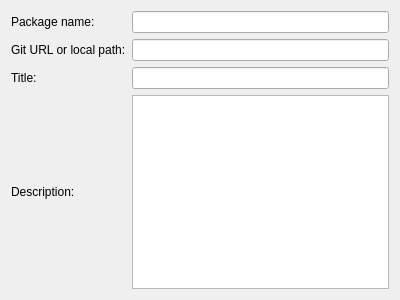
Above: obslight/ObsLightGui/ui/wizard_newPackageFromGit.ui from ronan22/obs-light before the change. Below: the same form after it.
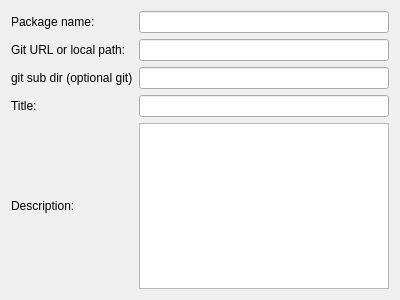
That is the form after the change.

Commit message: - Allow sub directory for git package.

```diff
--- a/obslight/ObsLightGui/ui/wizard_newPackageFromGit.ui
+++ b/obslight/ObsLightGui/ui/wizard_newPackageFromGit.ui
@@ -43,26 +43,36 @@
    <item row="1" column="1">
     <widget class="QLineEdit" name="gitUrlLineEdit"/>
    </item>
-   <item row="2" column="0">
+   <item row="3" column="0">
     <widget class="QLabel" name="label_2">
      <property name="text">
       <string>Title:</string>
      </property>
     </widget>
    </item>
-   <item row="2" column="1">
+   <item row="3" column="1">
     <widget class="QLineEdit" name="packageTitleLineEdit"/>
    </item>
-   <item row="3" column="0">
+   <item row="5" column="0">
     <widget class="QLabel" name="label_3">
      <property name="text">
       <string>Description:</string>
      </property>
     </widget>
    </item>
-   <item row="3" column="1">
+   <item row="5" column="1">
     <widget class="QPlainTextEdit" name="packageDescriptionTextEdit"/>
    </item>
+   <item row="2" column="1">
+    <widget class="QLineEdit" name="gitSubDirLineEdit"/>
+   </item>
+   <item row="2" column="0">
+    <widget class="QLabel" name="SubDirLabel">
+     <property name="text">
+      <string>git sub dir (optional git)</string>
+     </property>
+    </widget>
+   </item>
   </layout>
  </widget>
  <resources/>
```
The commit also changes 31 other files.
